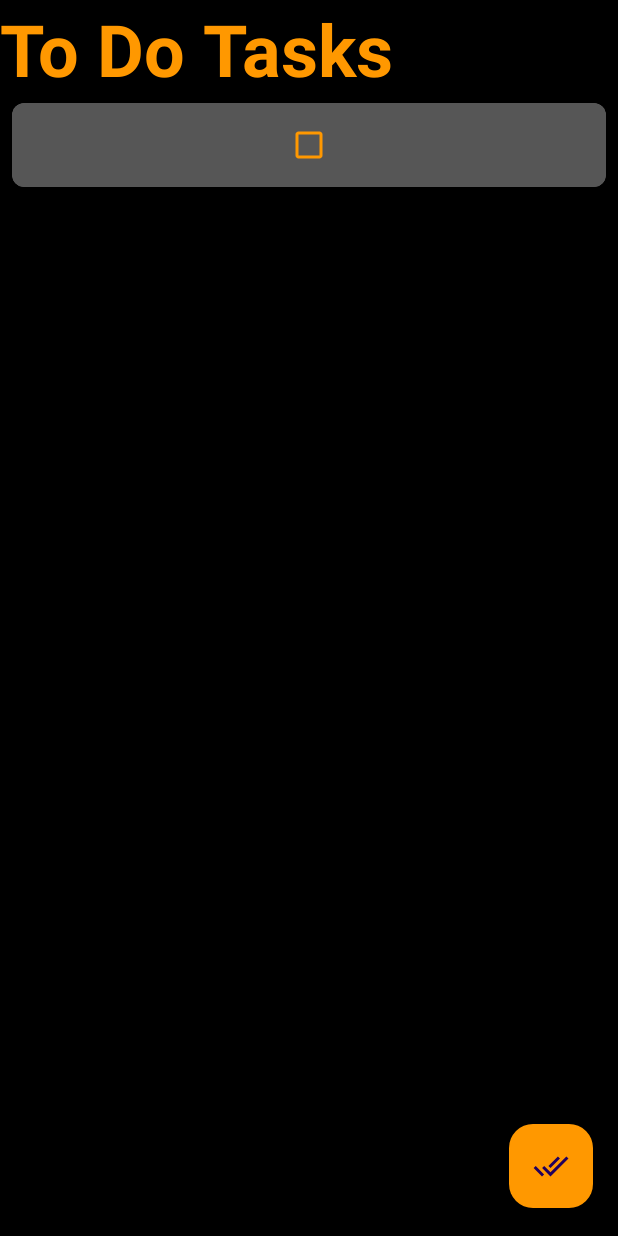
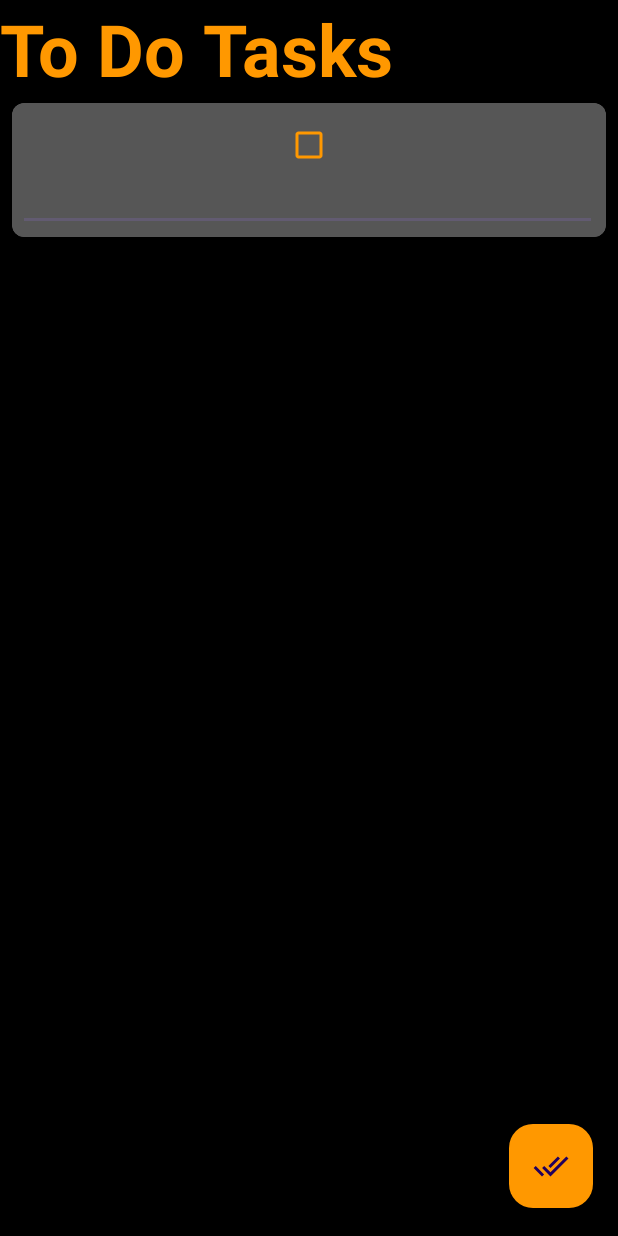
Before and after one commit to aarvmankodi/android_project, an Android app: the fragment AddNewTask placed in its activity, after a tap on "Save", on a phone screen of 412 x 824 dp. Run offline under Robolectric (Android 15) with nearby library versions, the phone set to English and light mode, and no system bars; libraries missing offline, so code that uses them is left out: it.xabaras.android.

Commit message:
Finally added dates

```diff
--- a/app/src/main/java/com/example/tasks/Adapter/ToDoAdapter.java
+++ b/app/src/main/java/com/example/tasks/Adapter/ToDoAdapter.java
@@ -7,6 +7,7 @@ import android.view.View;
 import android.view.ViewGroup;
 import android.widget.CheckBox;
 import android.widget.CompoundButton;
+import android.widget.EditText;
 
 import androidx.annotation.NonNull;
 import androidx.recyclerview.widget.RecyclerView;
@@ -42,6 +43,8 @@ public class ToDoAdapter extends RecyclerView.Adapter<ToDoAdapter.MyViewHolder>
         final ToDoModel item = mlist.get(position);
         holder.mcheckbox.setText(item.getTask());
         holder.mcheckbox.setChecked(toBoolean(item.getStatus()));
+        holder.mdatetxt.setText(item.getDate());
+
         holder.mcheckbox.setOnCheckedChangeListener(new CompoundButton.OnCheckedChangeListener() {
             @Override
             public void onCheckedChanged(CompoundButton buttonView, boolean isChecked) {
@@ -86,6 +89,7 @@ public class ToDoAdapter extends RecyclerView.Adapter<ToDoAdapter.MyViewHolder>
         Bundle b = new Bundle();
         b.putInt("id" , item.getId());
         b.putString("task" , item.getTask());
+        b.putString("date" , item.getDate());
         AddNewTask addNewTask = new AddNewTask();
         addNewTask.setArguments(b);
         addNewTask.show(activity.getSupportFragmentManager() , addNewTask.getTag());
@@ -103,10 +107,12 @@ public class ToDoAdapter extends RecyclerView.Adapter<ToDoAdapter.MyViewHolder>
 
     public static class MyViewHolder extends RecyclerView.ViewHolder{
         CheckBox mcheckbox;
+        EditText mdatetxt;
 
         public MyViewHolder(@NonNull View itemView) {
             super(itemView);
             mcheckbox = itemView.findViewById(R.id.check_box);
+            mdatetxt = itemView.findViewById(R.id.editTextDate);
         }
     }
 }
--- a/app/src/main/java/com/example/tasks/AddNewTask.java
+++ b/app/src/main/java/com/example/tasks/AddNewTask.java
@@ -23,9 +23,10 @@ public class AddNewTask extends BottomSheetDialogFragment {
 
     public static final String TAG = "AddNewTask";
 
-    //widgts
+    //widgets
     private EditText mEdit;
     private Button SaveButton;
+    private EditText mDate;
     private DataBaseHelper myDB;
 
     public static AddNewTask newInstance()
@@ -47,6 +48,7 @@ public class AddNewTask extends BottomSheetDialogFragment {
 
         mEdit = view.findViewById(R.id.edittext);
         SaveButton = view.findViewById(R.id.savebutton);
+        mDate = view.findViewById(R.id.editTextDate2);
 
         myDB = new DataBaseHelper(getActivity());
 
@@ -57,7 +59,9 @@ public class AddNewTask extends BottomSheetDialogFragment {
         if (b != null) {
             update = true;
             String task = b.getString("task", "New Task");
+            String date = b.getString("date" , "Enter date");
             mEdit.setText(task);
+            mDate.setText(date);
 
             if (task.length() > 0) {
                 SaveButton.setEnabled(false);
@@ -82,6 +86,33 @@ public class AddNewTask extends BottomSheetDialogFragment {
                 }
             }
 
+
+            @Override
+            public void afterTextChanged(Editable s) {
+
+            }
+        });
+
+        mDate.addTextChangedListener(new TextWatcher() {
+            @Override
+            public void beforeTextChanged(CharSequence s, int start, int count, int after) {
+
+            }
+
+            @Override
+            public void onTextChanged(CharSequence s, int start, int before, int count) {
+                if (s.toString().equals(""))
+                {
+                    SaveButton.setEnabled(false);
+                    SaveButton.setBackgroundColor(Color.GRAY);
+                }else
+                {
+                    SaveButton.setEnabled(true);
+                    SaveButton.setBackgroundColor(getResources().getColor(R.color.background));
+                }
+            }
+
+
             @Override
             public void afterTextChanged(Editable s) {
 
@@ -92,17 +123,20 @@ public class AddNewTask extends BottomSheetDialogFragment {
             @Override
             public void onClick(View v) {
                 String text = mEdit.getText().toString();
+                String date = mDate.getText().toString();
 
                 if(finalUpdate)
                 {
-                    myDB.updateTask(b.getInt("id") , text);
+                    myDB.updateTask(b.getInt("id") , text , date);
                 }
                 else
                 {
                     ToDoModel item = new ToDoModel();
                     item.setTask(text);
                     item.setStatus(0);
+                    item.setDate(date);
                     myDB.insertTask(item);
+
                 }
 
                 dismiss();
--- a/app/src/main/java/com/example/tasks/Model/ToDoModel.java
+++ b/app/src/main/java/com/example/tasks/Model/ToDoModel.java
@@ -4,6 +4,15 @@ public class ToDoModel {
     private String task;
     private int id;
     private int status;
+    private String date;
+
+    public String getDate() {
+      return date;
+    }
+
+    public void setDate(String date) {
+      this.date = date;
+    }
 
     public int getStatus() {
         return status;
--- a/app/src/main/java/com/example/tasks/utilities/DataBaseHelper.java
+++ b/app/src/main/java/com/example/tasks/utilities/DataBaseHelper.java
@@ -21,16 +21,19 @@ public class DataBaseHelper extends SQLiteOpenHelper {
     private static final String Col_1 = "ID";
     private static final String Col_2 = "TASK";
     private static final String Col_3 = "STATUS";
+    private static final String Col_4 = "DATE";
+
+
 
 
 
     public DataBaseHelper(@Nullable Context context) {
-        super(context, DataBase_Name, null, 1);
+        super(context, DataBase_Name, null, 4);
     }
 
     @Override
     public void onCreate(SQLiteDatabase db) {
-        db.execSQL("CREATE TABLE IF NOT EXISTS " + Table_Name + "(ID INTEGER PRIMARY KEY AUTOINCREMENT , TASK TEXT , STATUS INTEGER)");
+        db.execSQL("CREATE TABLE IF NOT EXISTS " + Table_Name + "(ID INTEGER PRIMARY KEY AUTOINCREMENT , TASK TEXT , STATUS INTEGER , DATE TEXT)");
     }
 
     @Override
@@ -45,15 +48,17 @@ public class DataBaseHelper extends SQLiteOpenHelper {
         ContentValues values = new ContentValues();
         values.put(Col_2 , model.getTask());
         values.put(Col_3 , 0);
+        values.put(Col_4 , model.getDate());
 
         db.insert(Table_Name , null , values);
     }
 
-    public void updateTask(int id , String new_task)
+    public void updateTask(int id , String new_task , String new_date)
     {
         db = this.getWritableDatabase();
         ContentValues values = new ContentValues();
         values.put(Col_2 , new_task);
+        values.put(Col_4 , new_date);
         db.update(Table_Name , values , "ID=?" , new String[]{String.valueOf(id)});
     }
 
@@ -90,6 +95,7 @@ public class DataBaseHelper extends SQLiteOpenHelper {
                         task.setId(cursor.getInt(cursor.getColumnIndexOrThrow(Col_1)));
                          task.setTask(cursor.getString(cursor.getColumnIndexOrThrow(Col_2)));
                          task.setStatus(cursor.getInt(cursor.getColumnIndexOrThrow(Col_3)));
+                         task.setDate(cursor.getString(cursor.getColumnIndexOrThrow(Col_4)));
                          modelList.add(task);
                      }while (cursor.moveToNext());
                  }
--- a/app/src/main/res/layout/activity_main.xml
+++ b/app/src/main/res/layout/activity_main.xml
@@ -28,7 +28,8 @@
         app:layout_constraintHorizontal_bias="0.0"
         app:layout_constraintStart_toStartOf="parent"
         app:layout_constraintTop_toBottomOf="@+id/Header"
-        app:layout_constraintVertical_bias="0.0" />
+        app:layout_constraintVertical_bias="0.0"
+        android:paddingBottom="50dp"/>
 
     <com.google.android.material.floatingactionbutton.FloatingActionButton
         android:id="@+id/floatingActionButton"
--- a/app/src/main/res/layout/task_layout.xml
+++ b/app/src/main/res/layout/task_layout.xml
@@ -21,7 +21,22 @@
             android:buttonTint="@color/background"
             android:paddingStart="4dp"
             android:text="Dummy Text"
-            android:textColor="@color/white" />
+            android:textColor="@color/white"
+            android:textSize="18sp" />
+
+        <EditText
+            android:id="@+id/editTextDate"
+            android:layout_width="386dp"
+            android:layout_height="wrap_content"
+            android:layout_below="@+id/check_box"
+            android:layout_marginTop="-12dp"
+            android:autofillHints="date"
+            android:ems="10"
+            android:inputType="date"
+            android:paddingEnd="20dp"
+            android:text="20/12/22"
+            android:textAlignment="viewEnd"
+            android:textColor="@color/background" />
 
     </RelativeLayout>
 
--- a/app/src/main/res/values/strings.xml
+++ b/app/src/main/res/values/strings.xml
@@ -4,4 +4,5 @@
     <string name="to_do_tasks">To Do Tasks</string>
     <string name="save">Save</string>
     <string name="enter_new_task">Enter new task</string>
+    <string name="enter_date">Enter date</string>
 </resources>
```
Also changed, not shown: app/src/main/res/layout/add_new_task.xml (+21 -10 lines).
